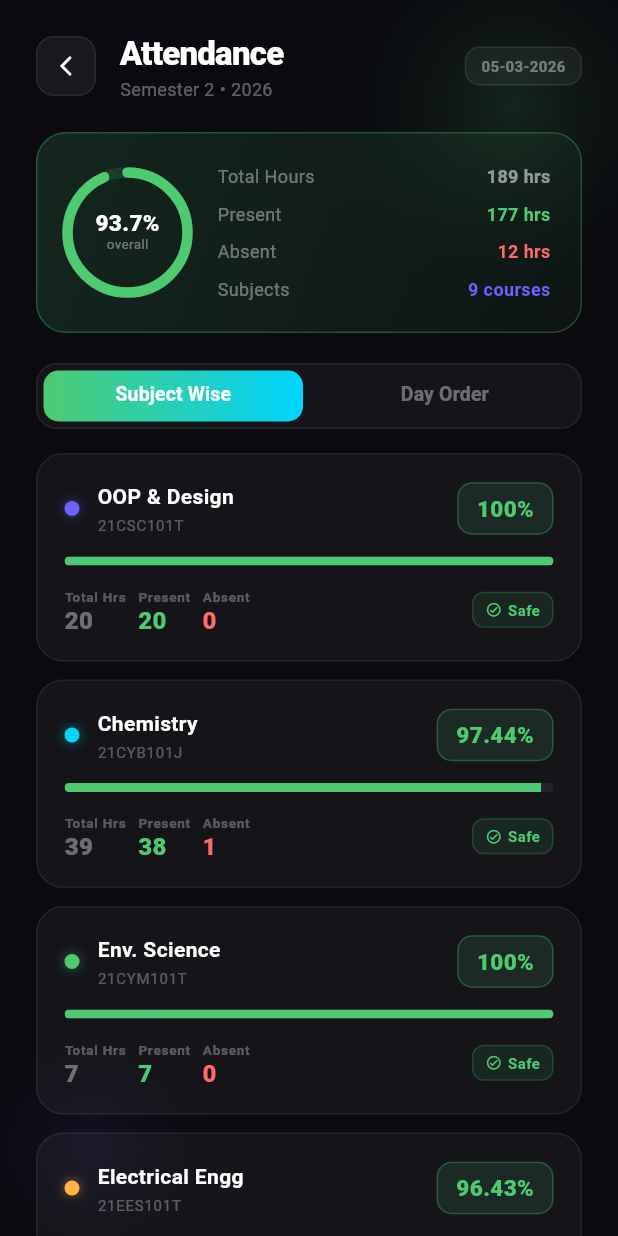
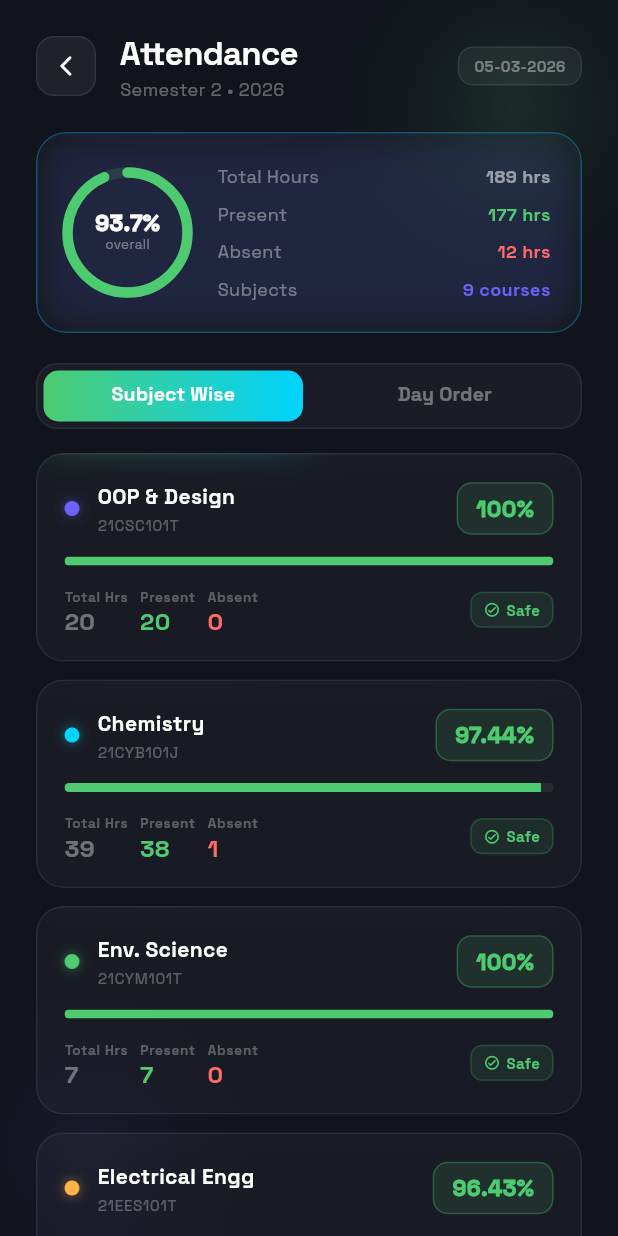
Before and after one commit to Hxrsh-ops/srm-nexus, a Flutter app: the AttendanceScreen screen opened directly, on a phone screen of 412 x 824 dp. Run offline on Flutter 3.47's test engine with Material 3 defaults, Android fonts, the phone set to English and light mode, and no system bars; our stand-ins replace google_fonts; missing offline and left inert: flutter_displaymode.

Commit message:
feat(ui): apply Stitch AI glassmorphism redesign to Dashboard and Attendance

```diff
--- a/lib/screens/attendance_screen.dart
+++ b/lib/screens/attendance_screen.dart
@@ -1,5 +1,6 @@
 import 'package:flutter/material.dart';
 import 'dart:math' as math;
+import '../widgets/glass_card.dart';
 
 class AttendanceScreen extends StatefulWidget {
   final bool showBackButton;
@@ -206,7 +207,7 @@ class _AttendanceScreenState extends State<AttendanceScreen>
   @override
   Widget build(BuildContext context) {
     return Scaffold(
-      backgroundColor: const Color(0xFF0A0A0F),
+      backgroundColor: const Color(0xFF12141D),
       body: AnimatedBuilder(
         animation: _bgController,
         builder: (context, child) => Stack(
@@ -403,22 +404,11 @@ class _AttendanceScreenState extends State<AttendanceScreen>
 
   // ── Overall Summary Card ──────────────────────────────────────────────────
   Widget _buildOverallCard() {
-    return Container(
+    return GlassCard(
       padding: const EdgeInsets.all(20),
-      decoration: BoxDecoration(
-        gradient: LinearGradient(
-          colors: [
-            _getColor(overallPercent).withValues(alpha: 0.15),
-            _getColor(overallPercent).withValues(alpha: 0.05),
-          ],
-          begin: Alignment.topLeft,
-          end: Alignment.bottomRight,
-        ),
-        borderRadius: BorderRadius.circular(20),
-        border: Border.all(
-          color: _getColor(overallPercent).withValues(alpha: 0.3),
-        ),
-      ),
+      borderRadius: 20,
+      borderGlow: true,
+      baseColor: _getColor(overallPercent),
       child: Row(
         children: [
           // Big ring
@@ -542,15 +532,13 @@ class _AttendanceScreenState extends State<AttendanceScreen>
     final statusColor = _getColor(percent);
     final status = _getStatus(percent);
 
-    return Container(
-      margin: const EdgeInsets.only(bottom: 12),
-      padding: const EdgeInsets.all(18),
-      decoration: BoxDecoration(
-        color: Colors.white.withValues(alpha: 0.04),
-        borderRadius: BorderRadius.circular(18),
-        border: Border.all(color: Colors.white.withValues(alpha: 0.07)),
-      ),
-      child: Column(
+    return Padding(
+      padding: const EdgeInsets.only(bottom: 12),
+      child: GlassCard(
+        padding: const EdgeInsets.all(18),
+        borderRadius: 18,
+        baseColor: Colors.white,
+        child: Column(
         crossAxisAlignment: CrossAxisAlignment.start,
         children: [
           // Top row
@@ -677,7 +665,7 @@ class _AttendanceScreenState extends State<AttendanceScreen>
           ),
         ],
       ),
-    );
+    ));
   }
 
   Widget _hoursChip(String label, String value, Color color) {
@@ -719,14 +707,12 @@ class _AttendanceScreenState extends State<AttendanceScreen>
   }
 
   Widget _buildMonthHistoryCard(Map<String, dynamic> m) {
-    return Container(
-      margin: const EdgeInsets.only(bottom: 24),
-      decoration: BoxDecoration(
-        color: Colors.white.withValues(alpha: 0.03),
-        borderRadius: BorderRadius.circular(16),
-        border: Border.all(color: Colors.white.withValues(alpha: 0.06)),
-      ),
-      child: Column(
+    return Padding(
+      padding: const EdgeInsets.only(bottom: 24),
+      child: GlassCard(
+        borderRadius: 16,
+        baseColor: Colors.white,
+        child: Column(
         crossAxisAlignment: CrossAxisAlignment.stretch,
         children: [
           // Month Header
@@ -827,7 +813,7 @@ class _AttendanceScreenState extends State<AttendanceScreen>
           }),
         ],
       ),
-    );
+    ));
   }
 
   Widget _buildBadge(String text, Color color) {
--- /dev/null
+++ b/lib/widgets/glass_card.dart
@@ -0,0 +1,52 @@
+import 'dart:ui';
+import 'package:flutter/material.dart';
+
+class GlassCard extends StatelessWidget {
+  final Widget child;
+  final EdgeInsetsGeometry? padding;
+  final double borderRadius;
+  final bool borderGlow;
+  final Color? baseColor;
+
+  const GlassCard({
+    super.key,
+    required this.child,
+    this.padding,
+    this.borderRadius = 22,
+    this.borderGlow = false,
+    this.baseColor,
+  });
+
+  @override
+  Widget build(BuildContext context) {
+    return ClipRRect(
+      borderRadius: BorderRadius.circular(borderRadius),
+      child: BackdropFilter(
+        filter: ImageFilter.blur(sigmaX: 18, sigmaY: 18),
+        child: Container(
+          padding: padding,
+          decoration: BoxDecoration(
+            color: (baseColor ?? Colors.white).withValues(alpha: 0.03),
+            borderRadius: BorderRadius.circular(borderRadius),
+            border: Border.all(
+              color: borderGlow
+                  ? const Color(0xFF00D4FF).withValues(alpha: 0.3)
+                  : Colors.white.withValues(alpha: 0.08),
+              width: 1,
+            ),
+            boxShadow: borderGlow
+                ? [
+                    BoxShadow(
+                      color: const Color(0xFF6C63FF).withValues(alpha: 0.15),
+                      blurRadius: 20,
+                      spreadRadius: -5,
+                    )
+                  ]
+                : [],
+          ),
+          child: child,
+        ),
+      ),
+    );
+  }
+}
--- a/pubspec.yaml
+++ b/pubspec.yaml
@@ -35,6 +35,7 @@ dependencies:
   # Use with the CupertinoIcons class for iOS style icons.
   cupertino_icons: ^1.0.8
   flutter_displaymode: ^0.6.0
+  google_fonts: ^8.0.2
 
 dev_dependencies:
   flutter_test:
```
Also changed, not shown: lib/main.dart (+6 -1 lines), lib/screens/dashboard_screen.dart (+10 -28 lines), pubspec.lock, 1 other file.
